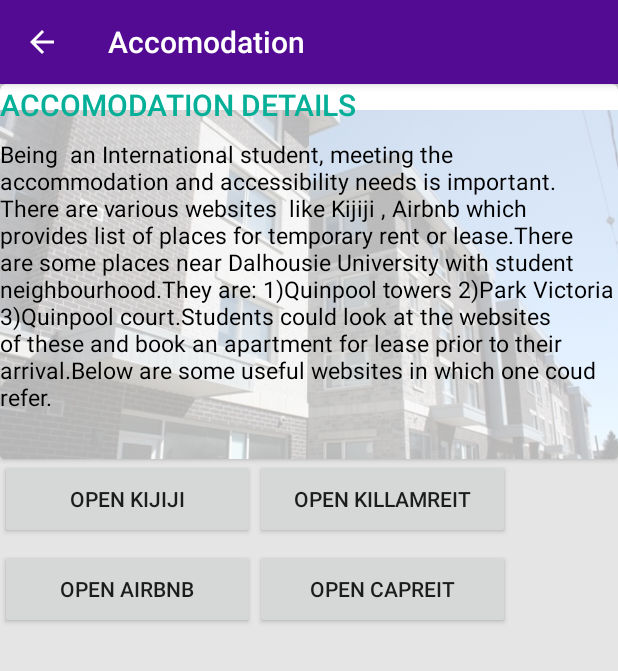
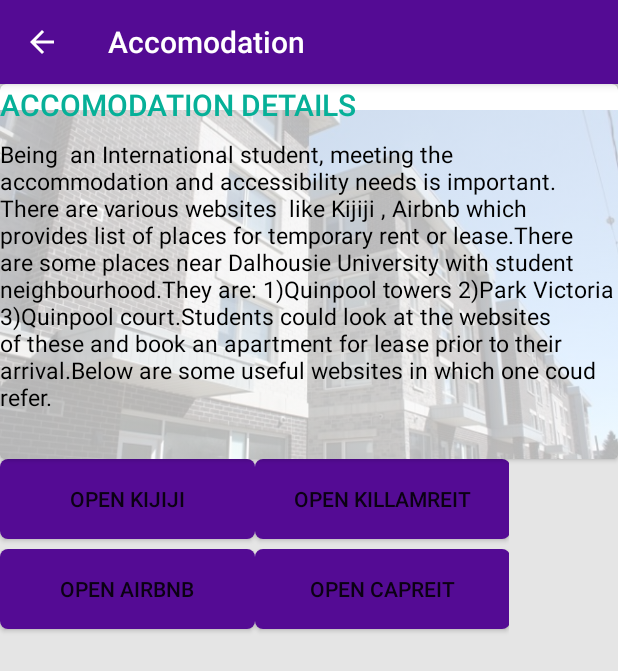
Before and after one commit to VishaaliKadamburSrikanth/AssistMe, an Android app: the fragment AccomodationFragment placed in its activity, on a phone screen of 412 x 824 dp. Shown: the top 671 px of the screen. Run offline under Robolectric (Android 15) with nearby library versions, the phone set to English and light mode, and no system bars; Roboto replaces fonts that are not available here; 1 statement that could not run was skipped.

Commit message:
Button transition added

```diff
--- a/app/src/main/res/layout/fragment_accomodation.xml
+++ b/app/src/main/res/layout/fragment_accomodation.xml
@@ -68,7 +68,6 @@
         android:orientation="horizontal">
 
         <Button
-
             android:id="@+id/Button"
             android:layout_width="170dp"
             android:layout_height="53dp"
@@ -81,7 +80,9 @@
             app:layout_constraintRight_toRightOf="parent"
             tools:ignore="OnClick"
             tools:layout_editor_absoluteX="7dp"
-            tools:layout_editor_absoluteY="293dp" />
+            tools:layout_editor_absoluteY="293dp"
+            android:background="@drawable/custom_button"
+            />
 
 
         <Button
@@ -95,7 +96,9 @@
             app:layout_constraintHorizontal_bias="1.0"
             app:layout_constraintLeft_toLeftOf="parent"
             app:layout_constraintRight_toRightOf="parent"
-            tools:ignore="OnClick" />
+            tools:ignore="OnClick"
+            android:background="@drawable/custom_button"
+            />
 
     </LinearLayout>
 
@@ -118,7 +121,9 @@
             app:layout_constraintHorizontal_bias="1.0"
             app:layout_constraintLeft_toLeftOf="parent"
             app:layout_constraintRight_toRightOf="parent"
-            tools:ignore="OnClick" />
+            tools:ignore="OnClick"
+            android:background="@drawable/custom_button"
+            />
 
         <Button
             android:id="@+id/Button2"
@@ -131,7 +136,9 @@
             app:layout_constraintHorizontal_bias="1.0"
             app:layout_constraintLeft_toLeftOf="parent"
             app:layout_constraintRight_toRightOf="parent"
-            tools:ignore="OnClick" />
+            tools:ignore="OnClick"
+            android:background="@drawable/custom_button"
+            />
 
     </LinearLayout>
 
--- a/app/src/main/res/layout/fragment_thingstodo.xml
+++ b/app/src/main/res/layout/fragment_thingstodo.xml
@@ -76,7 +76,7 @@
                 android:layout_width="wrap_content"
                 android:layout_height="wrap_content"
                 android:layout_marginTop="60dp"
-                android:background="@color/colorPrimary"
+                android:background="@drawable/custom_button"
                 android:fontFamily="noto_sans_bold"
                 android:text="LOCATE"
                 android:textSize="10dp"
@@ -141,7 +141,7 @@
                 android:layout_width="wrap_content"
                 android:layout_height="wrap_content"
                 android:layout_marginTop="70dp"
-                android:background="@color/colorPrimary"
+                android:background="@drawable/custom_button"
                 android:fontFamily="noto_sans_bold"
                 android:id="@+id/sinButton"
                 android:text="LOCATE"
@@ -207,7 +207,7 @@
                 android:layout_width="wrap_content"
                 android:layout_height="wrap_content"
                 android:layout_marginTop="38dp"
-                android:background="@color/colorPrimary"
+                android:background="@drawable/custom_button"
                 android:fontFamily="noto_sans_bold"
                 android:id="@+id/dalButton"
                 android:text="LOCATE"
```
Also changed, not shown: app/src/main/res/layout/fragment_transport.xml (+6 -2 lines).
